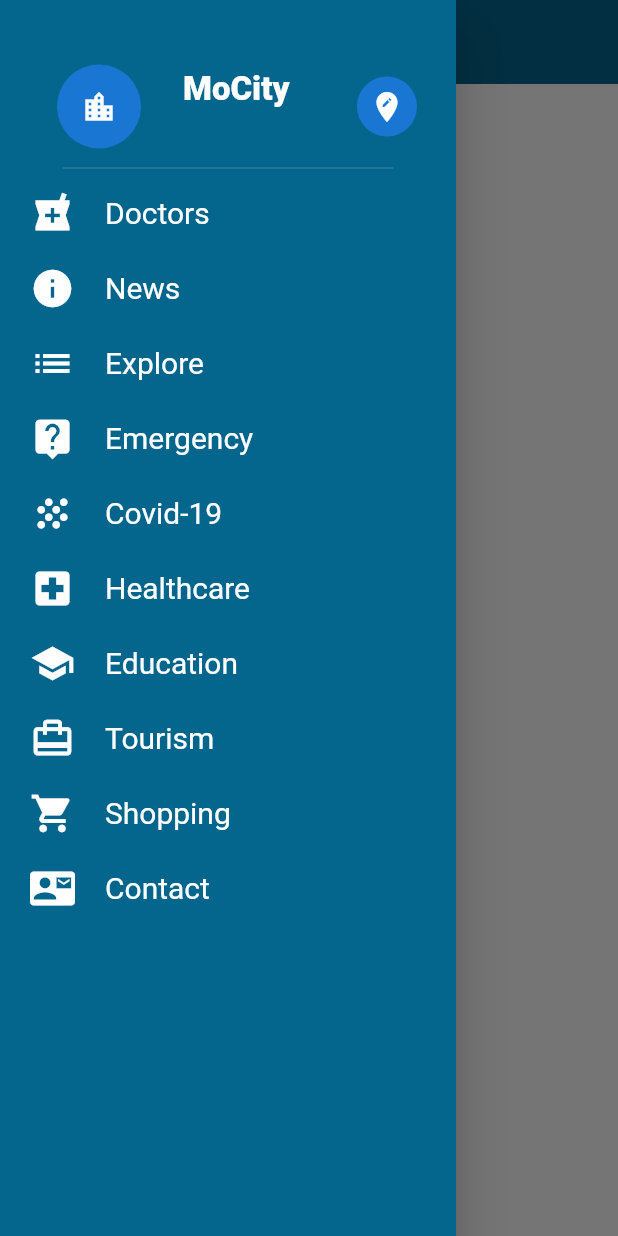
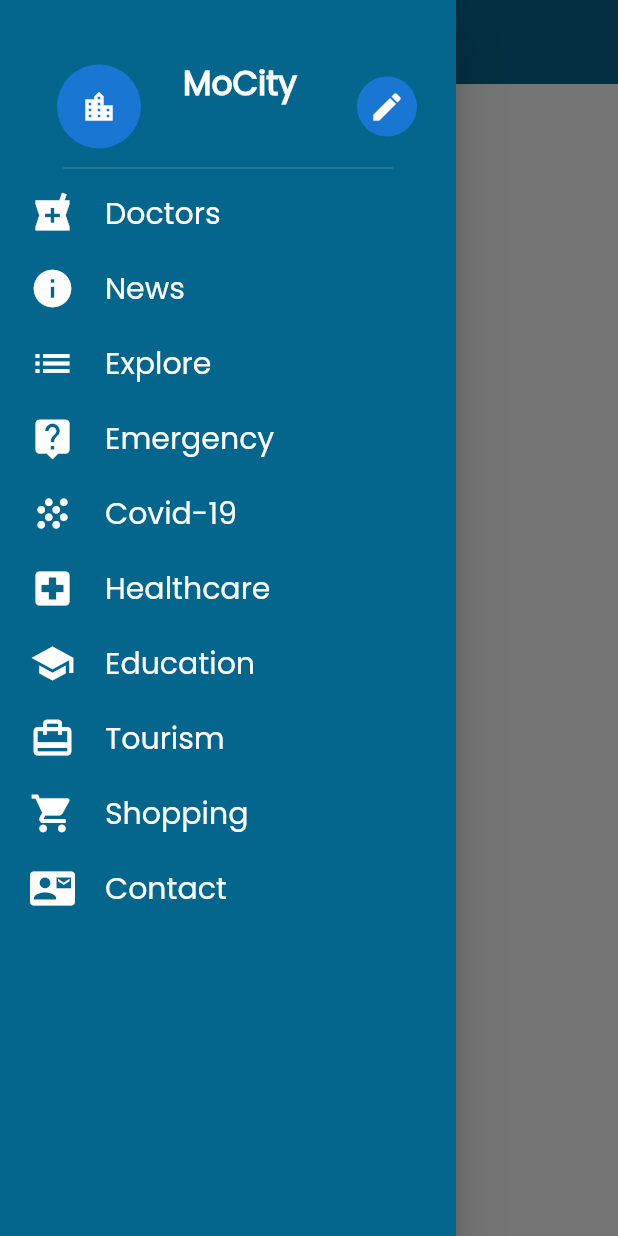
Before and after one commit to skillsapphire/ecommerce-flutter, a Flutter app: the HomeScreen screen opened by its route, with the side drawer open, on a phone screen of 412 x 824 dp. Run offline on Flutter 3.47's test engine with Material 2 defaults, Android fonts, the phone set to English and light mode, and no system bars; our stand-ins replace flutter_svg, get_it, shared_preferences; accounts and stored records are empty; network calls fail.

Commit message:
changed font to poppins

```diff
--- a/lib/constants/ui_constants.dart
+++ b/lib/constants/ui_constants.dart
@@ -4,6 +4,9 @@ const kTextColor = Color(0xFF535353);
 const kTextLightColor = Color(0xFFACACAC);
 
 const kDefaultPaddin = 16.0;
+
+const appFontSize = 18.0;
+const appFontFamily = "Poppins";
 
 //https://coolors.co/palettes/trending
 //const appPrimaryColor =Color(0xFF535353); // Dark grey theme
--- a/lib/main.dart
+++ b/lib/main.dart
@@ -4,7 +4,6 @@ import 'package:listing_app/services/item_category_service.dart';
 import 'package:listing_app/services/item_service.dart';
 import 'package:listing_app/services/user_service.dart';
 import 'package:listing_app/views/Welcome/welcome_screen.dart';
-import 'package:listing_app/views/manage/edit_location.dart';
 import 'package:listing_app/views/overview/home.dart';
 import 'package:get_it/get_it.dart';
 import 'package:listing_app/views/splash/splash_screen.dart';
--- a/lib/views/detail/item_details.dart
+++ b/lib/views/detail/item_details.dart
@@ -14,7 +14,7 @@ class DetailPage extends StatelessWidget {
         backgroundColor: appPrimaryColor,
         appBar: AppBar(
           backgroundColor: Colors.transparent,
-          title: Text(item.title),
+          title: Text(item.title, style: TextStyle(fontFamily: appFontFamily, color: Colors.white, fontSize: 22, fontWeight: FontWeight.w900),),
           elevation: 0.0,
         ),
         body: SingleChildScrollView(
@@ -31,6 +31,7 @@ class DetailPage extends StatelessWidget {
                 SizedBox(height: 10.0,),
                 Text("Post Id: ${item.id}",
                     style: TextStyle(
+                      fontFamily: appFontFamily,
                       fontSize: 18.0,
                       color: Colors.white,
                     ),
@@ -40,6 +41,7 @@ class DetailPage extends StatelessWidget {
                   padding: const EdgeInsets.all(8.0),
                   child: Text("${item.title}",
                       style: TextStyle(
+                        fontFamily: appFontFamily,
                         fontSize: 18.0,
                         color: Colors.white,
                       ),
@@ -50,6 +52,7 @@ class DetailPage extends StatelessWidget {
                   padding: const EdgeInsets.all(8.0),
                   child: Text("${item.content}",
                       style: TextStyle(
+                        fontFamily: appFontFamily,
                         //fontSize: 22.0,
                         color: Colors.white,
                       ),
--- a/lib/views/manage/edit_location.dart
+++ b/lib/views/manage/edit_location.dart
@@ -53,7 +53,7 @@ class _EditLocationState extends State<EditLocation> {
     return Scaffold(
       appBar: AppBar(
         centerTitle: true,
-        title: Text("Update your location"),
+        title: Text("Update your location", style: TextStyle(fontFamily: appFontFamily, color: Colors.white, fontSize: 22, fontWeight: FontWeight.w900),),
         backgroundColor: appPrimaryColor,
       ),
       body: Center(
@@ -61,7 +61,7 @@ class _EditLocationState extends State<EditLocation> {
             crossAxisAlignment: CrossAxisAlignment.center,
             mainAxisAlignment: MainAxisAlignment.center,
             children: <Widget>[
-              _hasSelectedLocation ? Text("Welcome to MoCity", style: TextStyle(fontSize: 25, fontWeight: FontWeight.bold, color: appPrimaryColor),)
+              _hasSelectedLocation ? Text("Welcome to MoCity", style: TextStyle(fontFamily: appFontFamily, fontSize: 25, fontWeight: FontWeight.bold, color: appPrimaryColor),)
               : _cityName == null ? CircularProgressIndicator() : Text("Your current city: $_cityName", style: TextStyle(fontSize: 22, fontWeight: FontWeight.bold, color: appPrimaryColor),),
               SizedBox(height: 30,),
               Icon(
--- a/lib/views/overview/home.dart
+++ b/lib/views/overview/home.dart
@@ -1,4 +1,3 @@
-import 'package:double_back_to_close_app/double_back_to_close_app.dart';
 import 'package:flutter/material.dart';
 import 'package:listing_app/constants/ui_constants.dart';
 import 'package:listing_app/views/overview/body.dart';
@@ -29,7 +28,7 @@ class HomeScreen extends StatelessWidget {
     return AppBar(
       //automaticallyImplyLeading: false,
       backgroundColor: appPrimaryColor,
-      title: Text("MoCity $menu"),
+      title: Text("MoCity $menu", style: TextStyle(fontFamily: appFontFamily, color: Colors.white, fontSize: 22, fontWeight: FontWeight.w900),),
       centerTitle: true,
       elevation: 0.2
       /*actions: <Widget>[
--- a/lib/views/overview/item_card.dart
+++ b/lib/views/overview/item_card.dart
@@ -32,7 +32,7 @@ class ItemCard extends StatelessWidget {
               child: Text(
                 "${item.id} \n ${item.title} \n ${item.content}",
                 textAlign: TextAlign.center,
-                style: TextStyle(color: Colors.white, fontWeight: FontWeight.bold, fontSize: 16),
+                style: TextStyle(fontFamily: appFontFamily, color: Colors.white, fontWeight: FontWeight.bold, fontSize: 16),
               ),
              /* child: Hero(
                 tag: "${item.id} \n ${item.title} \n ${item.content}",
@@ -45,7 +45,7 @@ class ItemCard extends StatelessWidget {
             child: Text(
               // products is out demo list
               item.title,
-              style: TextStyle(color: kTextColor, fontWeight: FontWeight.bold, fontSize: 16),
+              style: TextStyle(fontFamily: appFontFamily, color: kTextColor, fontWeight: FontWeight.bold, fontSize: 16),
             ),
           ),
           /*Text(
--- a/lib/views/sidebar/main_drawer.dart
+++ b/lib/views/sidebar/main_drawer.dart
@@ -47,11 +47,12 @@ class _MainDrawerState extends State<MainDrawer> {
                       ListTile(
                         title: Text(
                           "MoCity",
-                          style: TextStyle(color: Colors.white, fontSize: 22, fontWeight: FontWeight.w800),
+                          style: TextStyle(fontFamily: appFontFamily, color: Colors.white, fontSize: 22, fontWeight: FontWeight.w900),
                         ),
                         subtitle: Text(
                           _cityName,
                           style: TextStyle(
+                            fontFamily: appFontFamily,
                             color: Colors.white70,
                             fontSize: 16,
                             fontWeight: FontWeight.bold
@@ -66,7 +67,7 @@ class _MainDrawerState extends State<MainDrawer> {
                         ),
                         trailing: CircleAvatar(
                           child: Icon(
-                            Icons.edit_location,
+                            Icons.edit,
                             color: Colors.white,
                           ),
                           radius: 20,
--- a/lib/views/sidebar/menu_item.dart
+++ b/lib/views/sidebar/menu_item.dart
@@ -1,4 +1,5 @@
 import 'package:flutter/material.dart';
+import 'package:listing_app/constants/ui_constants.dart';
 
 class MenuItem extends StatelessWidget {
   final IconData icon;
@@ -26,7 +27,7 @@ class MenuItem extends StatelessWidget {
             ),
             Text(
               title,
-              style: TextStyle(fontWeight: FontWeight.w400, fontSize: 20, color: Colors.white),
+              style: TextStyle(fontFamily: appFontFamily, fontWeight: FontWeight.w400, fontSize: 20, color: Colors.white),
             )
           ],
         ),
--- a/lib/views/splash/splash_screen.dart
+++ b/lib/views/splash/splash_screen.dart
@@ -73,7 +73,7 @@ class _SplashScreenState extends State<SplashScreen> {
                       ),*/
                       Text(
                           "MoCity",
-                          style: TextStyle(color: Colors.white, fontSize: 32, fontWeight: FontWeight.w800),
+                          style: TextStyle(fontFamily: appFontFamily, color: Colors.white, fontSize: 32, fontWeight: FontWeight.w800),
                         ),
                       Padding(
                         padding: const EdgeInsets.only(top: 10.0),
@@ -92,11 +92,11 @@ class _SplashScreenState extends State<SplashScreen> {
                           mainAxisAlignment: MainAxisAlignment.spaceAround,
                           children: <Widget>[
                             Spacer(),
-                            Text(_versionName, style: TextStyle(color: Colors.white),),
+                            Text(_versionName, style: TextStyle(fontFamily: appFontFamily, color: Colors.white),),
                             Spacer(
                               flex: 4,
                             ),
-                            Text('Made In Sambalpur', style: TextStyle(color: Colors.white),),
+                            Text('Made in Sambalpur', style: TextStyle(fontFamily: appFontFamily, color: Colors.white),),
                             Spacer(),
                           ])
                     ],
--- a/mocity-links.txt
+++ b/mocity-links.txt
@@ -8,3 +8,6 @@ https://medium.com/@suragch/a-complete-guide-to-flutters-listtile-597a20a3d449
 https://www.tutorialkart.com/flutter/flutter-flatbutton/
 https://medium.com/flutterdevs/using-sharedpreferences-in-flutter-251755f07127
 https://medium.com/@rushabh.shah065/splash-screen-flutter-create-customize-splash-screen-for-flutter-android-ios-a380a199793c
+https://medium.com/@SebastianEngel/easy-push-notifications-with-flutter-and-firebase-cloud-messaging-d96084f5954f
+https://medium.com/@zhuoyuan93/flutter-share-plugin-flutter-share-me-1d3601b691ce
+https://www.digitalocean.com/community/tutorials/flutter-geolocator-plugin
--- a/pubspec.yaml
+++ b/pubspec.yaml
@@ -32,7 +32,6 @@ dependencies:
   cupertino_icons: ^0.1.3
   flutter_svg: ^0.17.4 # it help us to use SVG in our app
   shared_preferences: ^0.5.8
-  double_back_to_close_app: ^1.2.0
 
 dev_dependencies:
   flutter_test:
@@ -62,12 +61,15 @@ flutter:
 
   # For details regarding adding assets from package dependencies, see
   # https://flutter.dev/assets-and-images/#from-packages
-
   # To add custom fonts to your application, add a fonts section here,
   # in this "flutter" section. Each entry in this list should have a
   # "family" key with the font family name, and a "fonts" key with a
   # list giving the asset and other descriptors for the font. For
   # example:
+  fonts:
+    - family: Poppins
+      fonts:
+        - asset: assets/fonts/Poppins-Regular.ttf
   # fonts:
   #   - family: Schyler
   #     fonts:
```
Also changed, not shown: lib/views/overview/body.dart (+4 -3 lines), assets/fonts/Poppins-Regular.ttf (added), pubspec.lock.
